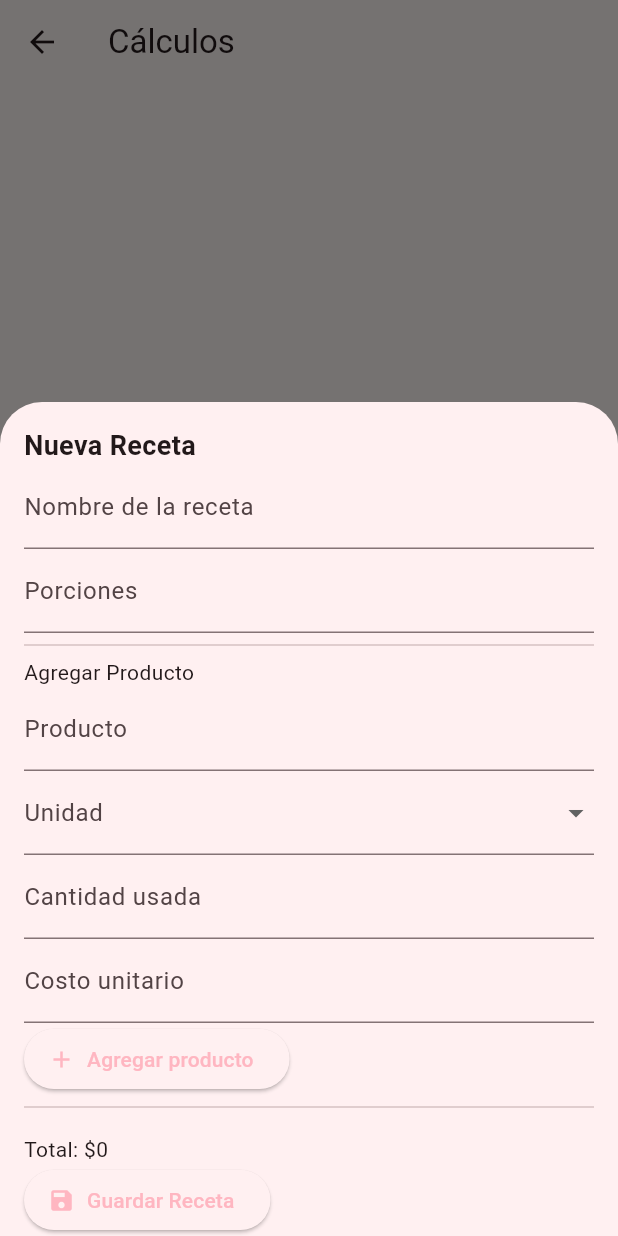
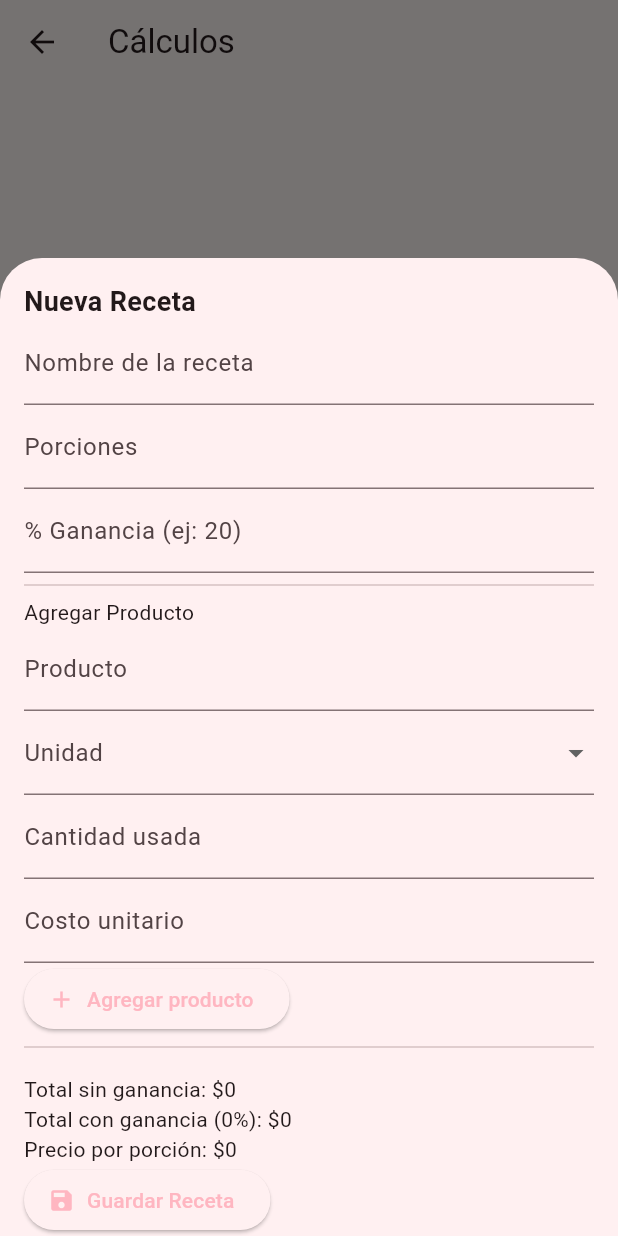
Before and after one commit to brayam-marre/app-flutter-pasteleria, a Flutter app: the CalculosScreen screen opened by its route, after a tap on the "add" icon, on a phone screen of 412 x 824 dp. Run offline on Flutter 3.47's test engine with Material 3 defaults, Android fonts, the phone set to English and light mode, and no system bars; our stand-ins replace shared_preferences, sqflite; accounts and stored records are empty.

Commit message:
Se agregó porcentaje de venta a pantalla Calculos

```diff
--- a/lib/screens/calculos_screen.dart
+++ b/lib/screens/calculos_screen.dart
@@ -52,7 +52,7 @@ class _CalculosScreenState extends State<CalculosScreen> {
               const Text('Productos:', style: TextStyle(fontWeight: FontWeight.bold)),
               ...productos.map((p) => ListTile(
                 title: Text(p.nombreProducto),
-                subtitle: Text('${p.cantidadUsada} ${p.unidad} - \$${p.costoUnitario.round()}'),
+                subtitle: Text('${p.cantidadUsada} ${p.unidad} - \$${(p.cantidadUsada * p.costoUnitario).round()}'),
               )),
             ],
           ),
@@ -78,6 +78,7 @@ class _CalculosScreenState extends State<CalculosScreen> {
   void _mostrarFormularioReceta() {
     final nombreController = TextEditingController();
     final porcionesController = TextEditingController();
+    final gananciaController = TextEditingController();
     final cantidadController = TextEditingController();
     final costoController = TextEditingController();
     final unidadController = TextEditingController();
@@ -97,6 +98,11 @@ class _CalculosScreenState extends State<CalculosScreen> {
         child: StatefulBuilder(
           builder: (context, setModalState) {
             double total = productos.fold(0.0, (sum, p) => sum + (p.cantidadUsada * p.costoUnitario));
+            double porcentajeGanancia = double.tryParse(gananciaController.text) ?? 0;
+            double precioConGanancia = total + (total * porcentajeGanancia / 100);
+            double porciones = double.tryParse(porcionesController.text) ?? 1;
+            double precioPorPorcion = precioConGanancia / porciones;
+
             return SingleChildScrollView(
               child: Column(
                 crossAxisAlignment: CrossAxisAlignment.start,
@@ -110,6 +116,11 @@ class _CalculosScreenState extends State<CalculosScreen> {
                     controller: porcionesController,
                     keyboardType: TextInputType.number,
                     decoration: const InputDecoration(labelText: 'Porciones'),
+                  ),
+                  TextField(
+                    controller: gananciaController,
+                    keyboardType: TextInputType.number,
+                    decoration: const InputDecoration(labelText: '% Ganancia (ej: 20)'),
                   ),
                   const Divider(),
                   const Text('Agregar Producto'),
@@ -212,7 +223,9 @@ class _CalculosScreenState extends State<CalculosScreen> {
                     ),
                   )),
                   const SizedBox(height: 10),
-                  Text('Total: \$${total.round()}'),
+                  Text('Total sin ganancia: \$${total.round()}'),
+                  Text('Total con ganancia (${porcentajeGanancia.toStringAsFixed(0)}%): \$${precioConGanancia.round()}'),
+                  Text('Precio por porción: \$${precioPorPorcion.round()}'),
                   ElevatedButton.icon(
                     onPressed: () async {
                       final nombre = nombreController.text.trim();
```
Also changed, not shown: 3 other files.
